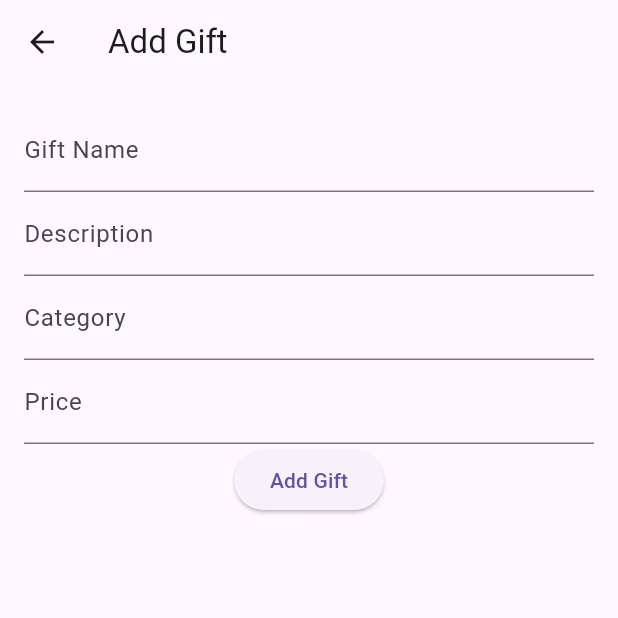
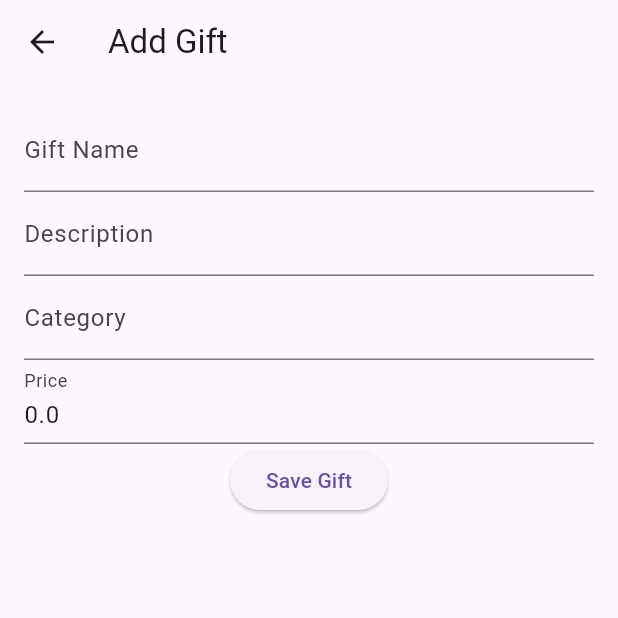
Before and after one commit to seif32/flutter-gift-management, a Flutter app: the AddGiftScreen screen opened directly with empty values, on a phone screen of 412 x 824 dp, the top half of it. Run offline on Flutter 3.47's test engine with Material 3 defaults, Android fonts, the phone set to English and light mode, and no system bars; our stand-ins replace cloud_firestore, firebase_auth, firebase_core, sqflite; accounts and stored records are empty; Roboto replaces fonts that are missing (Poppins).

```diff
--- a/lib/screens/add_gift_screen.dart
+++ b/lib/screens/add_gift_screen.dart
@@ -6,9 +6,11 @@ import '../services/db_helper.dart';
 import 'package:uuid/uuid.dart';
 
 class AddGiftScreen extends StatefulWidget {
-  final String eventId; // Pass the event ID when navigating to this screen
+  final String eventId;
+  final Gift? gift; // Pass gift for editing
 
-  const AddGiftScreen({required this.eventId, Key? key}) : super(key: key);
+  const AddGiftScreen({required this.eventId, this.gift, Key? key})
+      : super(key: key);
 
   @override
   _AddGiftScreenState createState() => _AddGiftScreenState();
@@ -17,19 +19,31 @@ class AddGiftScreen extends StatefulWidget {
 class _AddGiftScreenState extends State<AddGiftScreen> {
   final _formKey = GlobalKey<FormState>();
   final _uuid = Uuid();
+
   String _name = '';
   String _description = '';
   String _category = '';
   double _price = 0.0;
-  final String _status = 'Available';
-  // final loggedInUserId = FirebaseAuth.instance.currentUser!.uid;
+  String _status = 'Available';
+
+  @override
+  void initState() {
+    super.initState();
+    if (widget.gift != null) {
+      _name = widget.gift!.name;
+      _description = widget.gift!.description;
+      _category = widget.gift!.category;
+      _price = widget.gift!.price;
+      _status = widget.gift!.status;
+    }
+  }
 
   void _submit() async {
     if (!_formKey.currentState!.validate()) return;
     _formKey.currentState!.save();
 
     final gift = Gift(
-      id: _uuid.v4(),
+      id: widget.gift?.id ?? _uuid.v4(),
       name: _name,
       description: _description,
       category: _category,
@@ -37,29 +51,35 @@ class _AddGiftScreenState extends State<AddGiftScreen> {
       status: _status,
       eventId: widget.eventId,
     );
+
     try {
-      // Save to Local Database
-      await LocalDatabase.saveGift(gift);
-
-      // Sync data to Firestore
-      await FirestoreService.saveGift(gift);
+      if (widget.gift == null) {
+        // New Gift
+        await LocalDatabase.saveGift(gift);
+        await FirestoreService.saveGift(gift);
+      } else {
+        // Update Existing Gift
+        await LocalDatabase.updateGift(gift);
+        await FirestoreService.saveGift(gift);
+      }
 
       ScaffoldMessenger.of(context).showSnackBar(
-        const SnackBar(content: Text('Gift added successfully!')),
+        const SnackBar(content: Text('Gift saved successfully!')),
       );
+      Navigator.of(context).pop();
     } catch (e) {
-      // Handle errors with detailed messages
       ScaffoldMessenger.of(context).showSnackBar(
-        SnackBar(content: Text("Error saving gift: $e")),
+        SnackBar(content: Text('Error saving gift: $e')),
       );
     }
-    Navigator.of(context).pop();
   }
 
   @override
   Widget build(BuildContext context) {
     return Scaffold(
-      appBar: AppBar(title: const Text('Add Gift')),
+      appBar: AppBar(
+        title: Text(widget.gift == null ? 'Add Gift' : 'Edit Gift'),
+      ),
       body: Padding(
         padding: const EdgeInsets.all(16.0),
         child: Form(
@@ -67,31 +87,31 @@ class _AddGiftScreenState extends State<AddGiftScreen> {
           child: Column(
             children: [
               TextFormField(
+                initialValue: _name,
                 decoration: const InputDecoration(labelText: 'Gift Name'),
-                validator: (value) {
-                  if (value == null || value.isEmpty) {
-                    return 'Please enter a name.';
-                  }
-                  return null;
-                },
+                validator: (value) =>
+                    value == null || value.isEmpty ? 'Enter a name.' : null,
                 onSaved: (value) => _name = value!,
               ),
               TextFormField(
+                initialValue: _description,
                 decoration: const InputDecoration(labelText: 'Description'),
                 onSaved: (value) => _description = value!,
               ),
               TextFormField(
+                initialValue: _category,
                 decoration: const InputDecoration(labelText: 'Category'),
                 onSaved: (value) => _category = value!,
               ),
               TextFormField(
+                initialValue: _price.toString(),
                 decoration: const InputDecoration(labelText: 'Price'),
                 keyboardType: TextInputType.number,
                 onSaved: (value) => _price = double.parse(value!),
               ),
               ElevatedButton(
                 onPressed: _submit,
-                child: const Text('Add Gift'),
+                child: const Text('Save Gift'),
               ),
             ],
           ),
```
Also changed, not shown: lib/screens/event_gifts_screen.dart (+96 -16 lines), lib/services/db_helper.dart (+23 -0 lines), lib/services/firestore_services.dart (+14 -0 lines).
